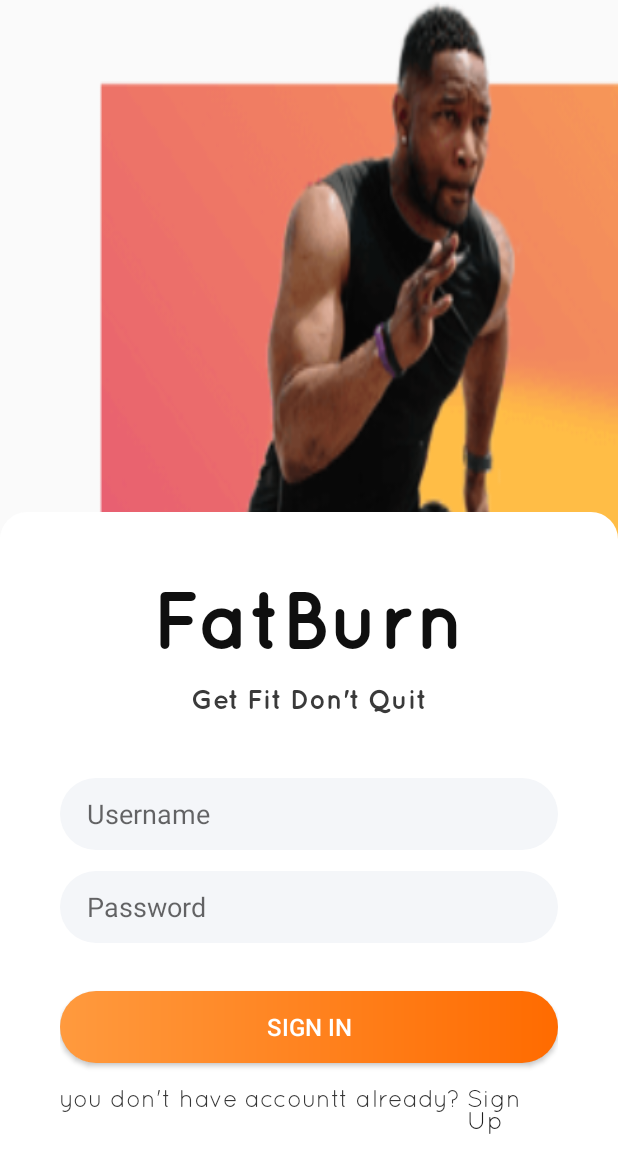
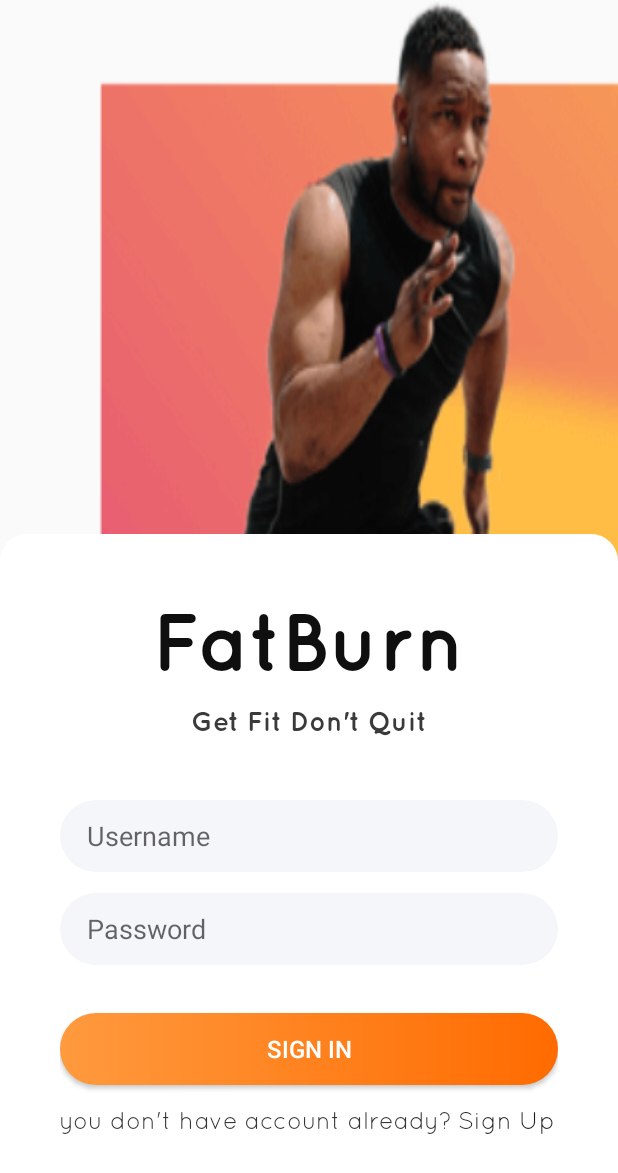
Before and after one commit to mochammadfariz/aplikasifitness, an Android app: the screen it shows after launch (MainActivity), on a phone screen of 412 x 824 dp. Shown: the top 1173 px of the screen. Run offline under Robolectric (Android 15) with nearby library versions, the phone set to English and light mode, and no system bars.

Commit message:
hapus t double

```diff
--- a/app/src/main/res/layout/activity_main.xml
+++ b/app/src/main/res/layout/activity_main.xml
@@ -71,7 +71,7 @@
                 android:layout_width="wrap_content"
                 android:layout_height="wrap_content"
                 android:fontFamily="@font/quicksand_book"
-                android:text="you don't have accountt already?"
+                android:text="you don't have account already?"
                 android:textColor="#363636"
                 android:textSize="16dp"
                 android:clickable="true"
```
